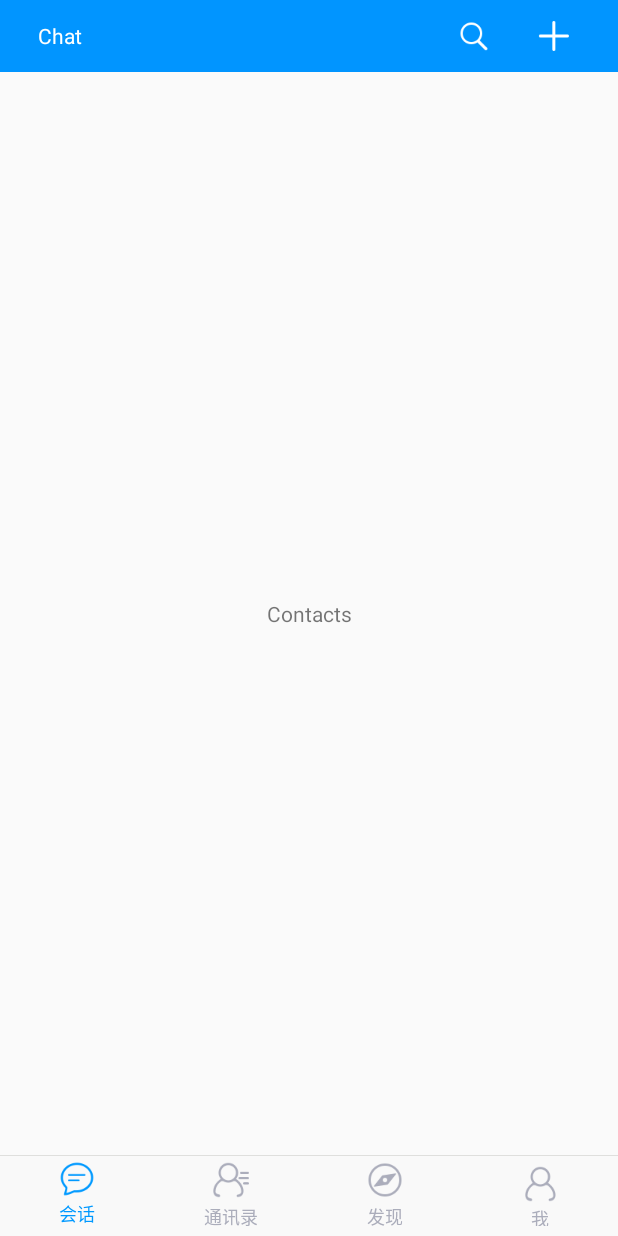
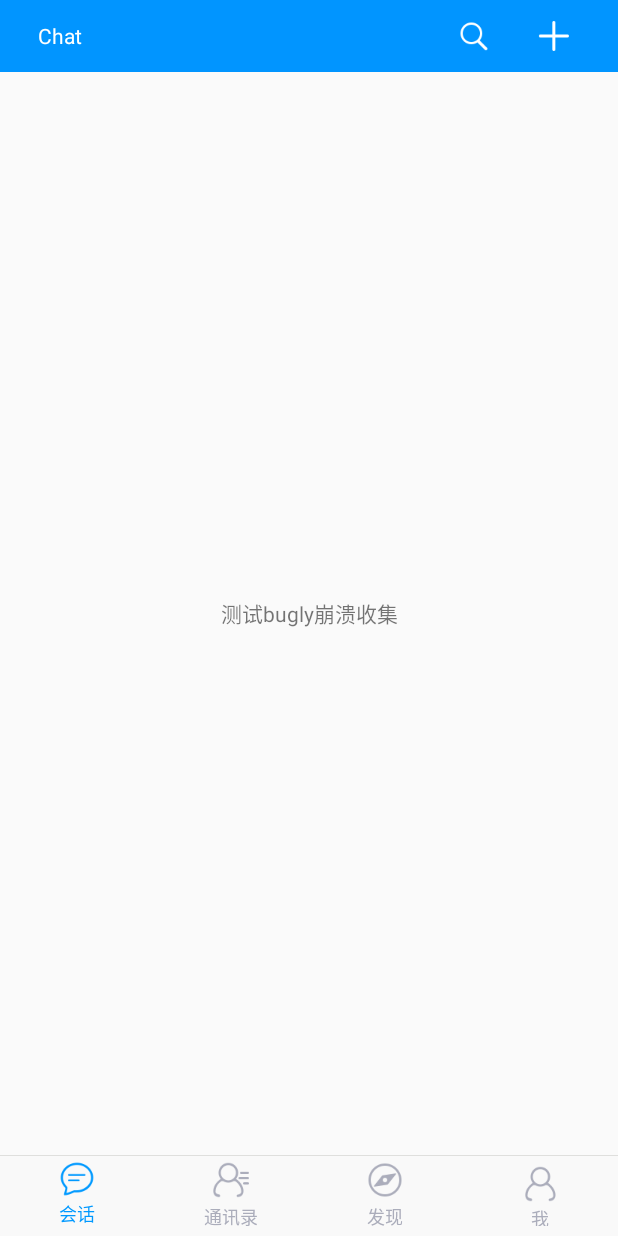
Before and after one commit to Android-Development-Group/ChatTalk, an Android app: the screen it shows after launch (MainActivity), on a phone screen of 412 x 824 dp. Run offline under Robolectric (Android 15) with nearby library versions, the phone set to English and light mode, and no system bars; our stand-ins replace ButterKnife; libraries missing offline, so code that uses them is left out: com.tencent.bugly; 3 statements that could not run were skipped.

Commit message:
update  bugly

```diff
--- a/app/build.gradle
+++ b/app/build.gradle
@@ -1,5 +1,6 @@
 apply plugin: 'com.android.application'
 apply plugin: 'com.neenbedankt.android-apt'
+//apply plugin: 'bugly'
 
 android {
     compileSdkVersion 23
@@ -85,6 +86,11 @@ android {
     }
 }
 
+//bugly {
+//    appId = "8cb683e78e"
+//    appKey = "1bca6875-a1d4-4292-bd32-79a7045bf9a9"
+//}
+
 dependencies {
     compile fileTree(include: ['*.jar'], dir: 'libs')
     androidTestCompile('com.android.support.test.espresso:espresso-core:2.2.2', {
--- a/app/src/main/java/com/jusenr/chat/TotalApplication.java
+++ b/app/src/main/java/com/jusenr/chat/TotalApplication.java
@@ -49,10 +49,7 @@ public class TotalApplication extends BaseApplication {
 
     @Override
     protected String getBuglyKey() {
-
-//        app id-ad473298bc
-//        app key-664c08fa-2104-4be8-9d1e-0c443ac9e81f
-        return "ad473298bc";
+        return "8cb683e78e";
     }
 
     @Override
@@ -95,5 +92,6 @@ public class TotalApplication extends BaseApplication {
         Logger.e("APP崩溃了,错误信息是" + ex.getMessage());
         ex.printStackTrace();
         ActivityManager.getInstance().finishAllActivity();
+        ActivityManager.getInstance().killProcess(this);
     }
 }
--- a/app/src/main/java/com/jusenr/chat/home/ContactsFragment.java
+++ b/app/src/main/java/com/jusenr/chat/home/ContactsFragment.java
@@ -1,15 +1,24 @@
 package com.jusenr.chat.home;
 
 import android.os.Bundle;
+import android.widget.TextView;
 
 import com.jusenr.chat.R;
 import com.jusenr.chatlibrary.controller.BaseFragment;
+
+import butterknife.BindView;
+import butterknife.OnClick;
+import butterknife.Unbinder;
 
 /**
  * Created by T5-Jusenr on 2017/4/4.
  */
 
 public class ContactsFragment extends BaseFragment {
+
+    @BindView(R.id.tv_test)
+    TextView mTvTest;
+    Unbinder unbinder;
 
     @Override
     protected int getLayoutId() {
@@ -18,11 +27,16 @@ public class ContactsFragment extends BaseFragment {
 
     @Override
     public void onViewCreatedFinish(Bundle savedInstanceState) {
-
+        mTvTest.setText("测试bugly崩溃收集");
     }
 
     @Override
     protected String[] getRequestUrls() {
         return new String[0];
     }
+
+    @OnClick(R.id.tv_test)
+    public void onViewClicked() {
+        mTvTest.setText(0);
+    }
 }
--- a/app/src/main/res/layout/fragment_contacts.xml
+++ b/app/src/main/res/layout/fragment_contacts.xml
@@ -6,6 +6,7 @@
 
 
     <TextView
+        android:id="@+id/tv_test"
         android:layout_width="match_parent"
         android:layout_height="match_parent"
         android:gravity="center"
--- a/build.gradle
+++ b/build.gradle
@@ -8,7 +8,7 @@ buildscript {
     dependencies {
         classpath 'com.android.tools.build:gradle:2.3.0'
         classpath "com.neenbedankt.gradle.plugins:android-apt:1.8"
-
+        classpath 'com.tencent.bugly:symtabfileuploader:2.0.6'
         // NOTE: Do not place your application dependencies here; they belong
         // in the individual module build.gradle files
     }
--- a/chatlibrary/build.gradle
+++ b/chatlibrary/build.gradle
@@ -38,4 +38,10 @@ dependencies {
     compile 'com.squareup.picasso:picasso:2.5.2'
     compile 'com.alibaba:fastjson:1.2.7'
     compile 'com.google.code.gson:gson:2.8.0'
+    //Bugly
+//    compile 'com.tencent.bugly:crashreport:latest.release'
+    compile 'com.tencent.bugly:crashreport_upgrade:latest.release'
+//    compile 'com.tencent.bugly:nativecrashreport:latest.release'
+    //umeng
+    compile 'com.umeng.analytics:analytics:latest.integration'
 }
--- a/chatlibrary/src/main/java/com/jusenr/chatlibrary/controller/BaseApplication.java
+++ b/chatlibrary/src/main/java/com/jusenr/chatlibrary/controller/BaseApplication.java
@@ -9,6 +9,7 @@ import com.jusenr.chatlibrary.utils.DiskFileCacheHelper;
 import com.jusenr.chatlibrary.utils.Logger;
 import com.jusenr.chatlibrary.utils.hawk.Hawk;
 import com.jusenr.chatlibrary.utils.hawk.LogLevel;
+import com.tencent.bugly.Bugly;
 
 import butterknife.ButterKnife;
 
@@ -56,7 +57,7 @@ public abstract class BaseApplication extends Application {
 //        mOkHttpClient = initOkHttpClient();
 
         //开启bugly
-//        CrashReport.initCrashReport(getApplicationContext(), getBuglyKey(), isDebug);
+        Bugly.init(getApplicationContext(), getBuglyKey(), isDebug);
         //网络缓存最大时间
         maxAge = getNetworkCacheMaxAgeTime();
         //磁盘文件缓存器
```
